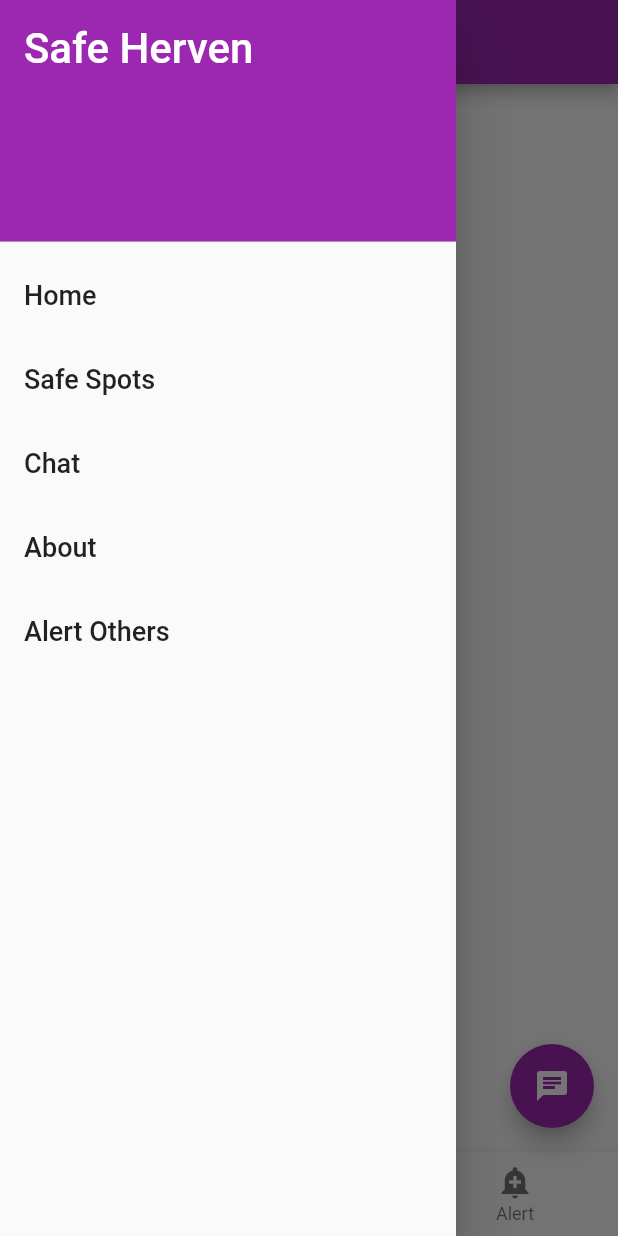
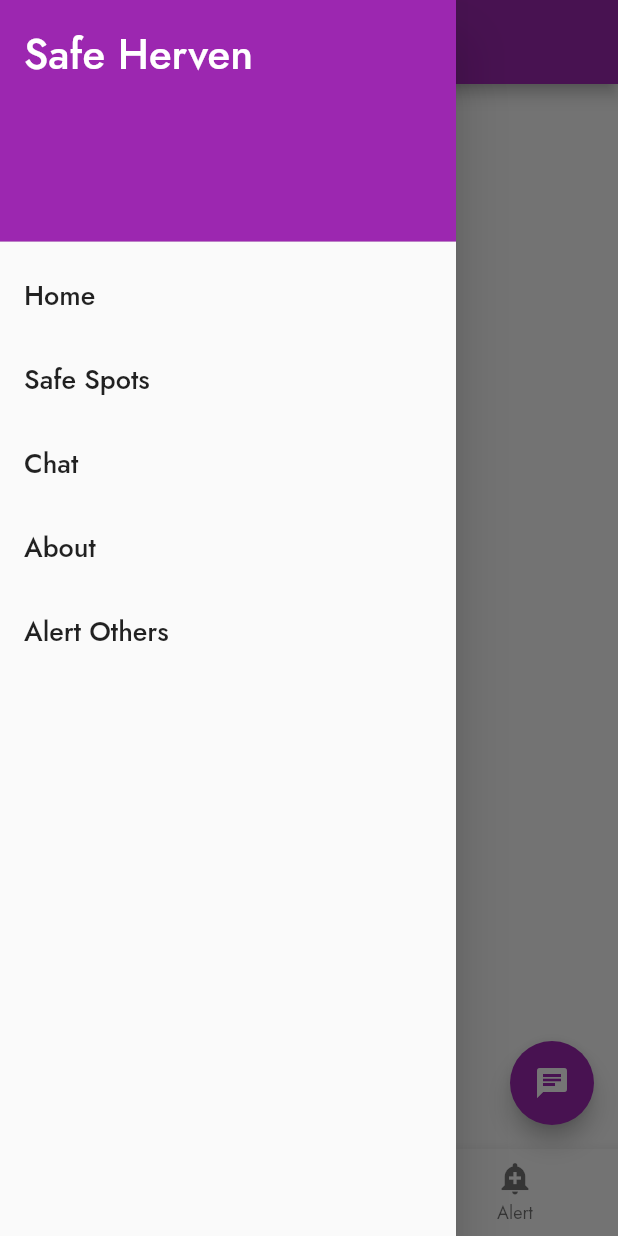
Before and after one commit to safeherven/safeherven_app, a Flutter app: the screen it shows after launch, with the side drawer open, on a phone screen of 412 x 824 dp. Run offline on Flutter 3.47's test engine with Material 2 defaults, Android fonts, the light colour scheme and no system bars; our stand-ins replace google_fonts, google_maps_flutter, rxdart; missing offline and left inert: dialogflow_grpc, flutter_config, sound_stream.

Commit message:
Added google fonts and changed theme font to Jost

```diff
--- a/lib/main.dart
+++ b/lib/main.dart
@@ -4,6 +4,7 @@ import 'package:safeherven_app/screens/about.dart';
 import 'package:safeherven_app/screens/chat.dart';
 import 'package:safeherven_app/screens/home.dart';
 import 'package:safeherven_app/screens/alert.dart';
+import 'package:google_fonts/google_fonts.dart';
 
 void main() {
   runApp(const SafeHervenApp());
@@ -15,7 +16,12 @@ class SafeHervenApp extends StatelessWidget {
   @override
   Widget build(BuildContext context) {
     return MaterialApp(
-      theme: ThemeData(primarySwatch: Colors.purple),
+      theme: ThemeData(
+        primarySwatch: Colors.purple,
+        textTheme: GoogleFonts.jostTextTheme(
+          Theme.of(context).textTheme,
+        ),
+      ),
       initialRoute: '/',
       routes: {
         '/': (context) => const HomeScreen(),
--- a/pubspec.yaml
+++ b/pubspec.yaml
@@ -40,6 +40,7 @@ dependencies:
   sound_stream: ^0.3.0
   dialogflow_grpc: ^0.2.9
   rxdart: ^0.27.3
+  google_fonts: ^2.3.1
 
 dev_dependencies:
   flutter_test:
```
Also changed, not shown: pubspec.lock.
